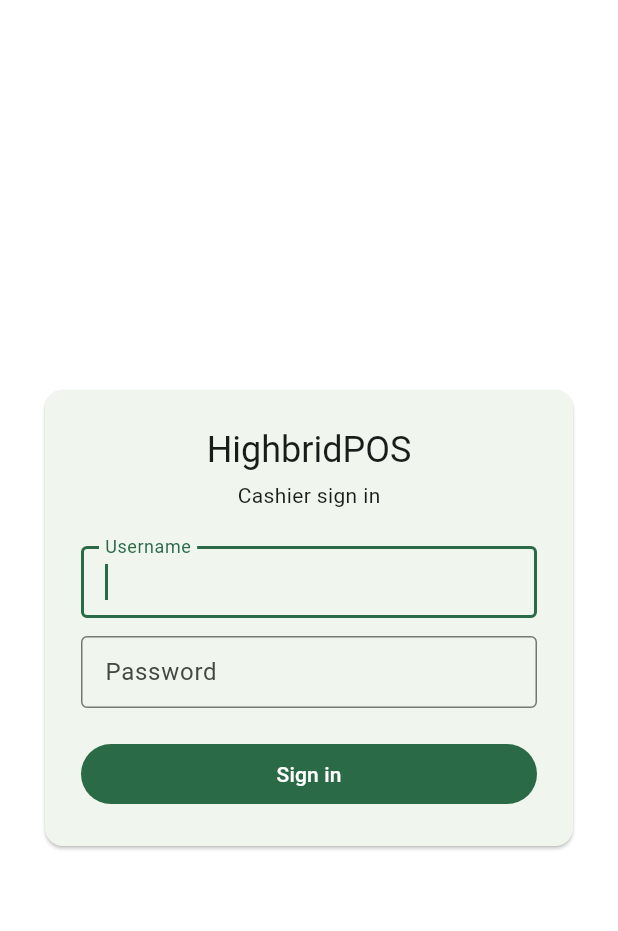
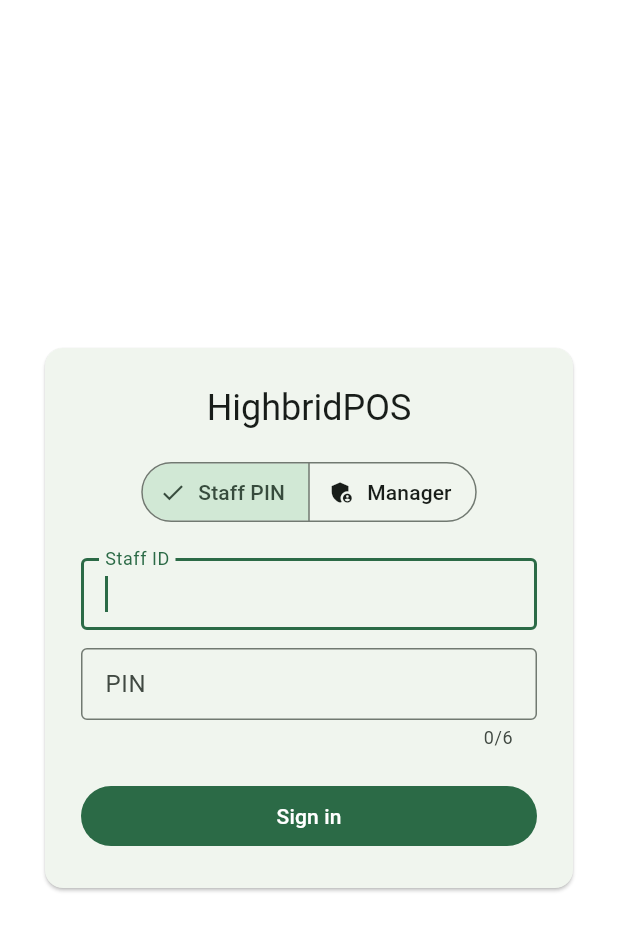
Before and after one commit to orarojack/HighbridPOS, a Flutter app: the screen it shows after launch, on a phone screen of 412 x 824 dp. Shown: the top 931 px of the screen. Run offline on Flutter 3.47's test engine with Material 3 defaults, Android fonts, the phone set to English and light mode, and no system bars; our stand-ins replace drift, flutter_riverpod, pdf, printing; missing offline and left inert: bcrypt; accounts and stored records are empty; generated files the repository leaves out were written again.

Commit message:
feat: add Staff ID + PIN login and forced PIN change
Co-Authored-By: Claude Opus 4.7 (1M context) <noreply@anthropic.com>

```diff
--- a/lib/app.dart
+++ b/lib/app.dart
@@ -4,6 +4,7 @@ import 'package:flutter_riverpod/flutter_riverpod.dart';
 
 import 'features/auth/auth_controller.dart';
 import 'features/auth/login_screen.dart';
+import 'features/auth/pin_change_screen.dart';
 import 'features/home_shell.dart';
 import 'shared/theme.dart';
 
@@ -13,11 +14,19 @@ class HighbridPosApp extends ConsumerWidget {
   @override
   Widget build(BuildContext context, WidgetRef ref) {
     final user = ref.watch(authControllerProvider);
+    final Widget home;
+    if (user == null) {
+      home = const LoginScreen();
+    } else if (user.forcePinChange) {
+      home = const PinChangeScreen();
+    } else {
+      home = const HomeShell();
+    }
     return MaterialApp(
       title: 'HighbridPOS',
       theme: buildAppTheme(),
       debugShowCheckedModeBanner: false,
-      home: user == null ? const LoginScreen() : const HomeShell(),
+      home: home,
     );
   }
 }
--- a/lib/data/repositories/auth_repository.dart
+++ b/lib/data/repositories/auth_repository.dart
@@ -120,5 +120,6 @@ class AuthRepository {
         fullName: row.fullName,
         role: UserRole.fromName(row.role),
         active: row.active,
+        forcePinChange: row.forcePinChange,
       );
 }
--- a/lib/domain/models.dart
+++ b/lib/domain/models.dart
@@ -17,6 +17,7 @@ class AppUser {
   final String fullName;
   final UserRole role;
   final bool active;
+  final bool forcePinChange;
 
   const AppUser({
     required this.id,
@@ -24,6 +25,7 @@ class AppUser {
     required this.fullName,
     required this.role,
     required this.active,
+    this.forcePinChange = false,
   });
 
   @override
@@ -34,10 +36,12 @@ class AppUser {
           username == other.username &&
           fullName == other.fullName &&
           role == other.role &&
-          active == other.active);
+          active == other.active &&
+          forcePinChange == other.forcePinChange);
 
   @override
-  int get hashCode => Object.hash(id, username, fullName, role, active);
+  int get hashCode =>
+      Object.hash(id, username, fullName, role, active, forcePinChange);
 }
 
 class Category {
--- a/lib/features/auth/login_screen.dart
+++ b/lib/features/auth/login_screen.dart
@@ -1,8 +1,13 @@
 // lib/features/auth/login_screen.dart
 import 'package:flutter/material.dart';
+import 'package:flutter/services.dart';
 import 'package:flutter_riverpod/flutter_riverpod.dart';
 
+import '../../data/repositories/auth_repository.dart';
 import 'auth_controller.dart';
+
+/// The two sign-in modes offered by the login screen.
+enum _LoginMode { staffPin, manager }
 
 class LoginScreen extends ConsumerStatefulWidget {
   const LoginScreen({super.key});
@@ -12,21 +17,72 @@ class LoginScreen extends ConsumerStatefulWidget {
 }
 
 class _LoginScreenState extends ConsumerState<LoginScreen> {
+  _LoginMode _mode = _LoginMode.staffPin;
+
+  // Staff PIN mode.
+  final _staffId = TextEditingController();
+  final _pin = TextEditingController();
+  final _pinFocus = FocusNode();
+
+  // Manager mode.
   final _username = TextEditingController();
   final _password = TextEditingController();
   final _passwordFocus = FocusNode();
+
   String? _error;
   bool _busy = false;
 
   @override
   void dispose() {
+    _staffId.dispose();
+    _pin.dispose();
+    _pinFocus.dispose();
     _username.dispose();
     _password.dispose();
     _passwordFocus.dispose();
     super.dispose();
   }
 
-  Future<void> _submit() async {
+  void _setMode(_LoginMode mode) {
+    setState(() {
+      _mode = mode;
+      _error = null;
+    });
+  }
+
+  Future<void> _submitPin() async {
+    setState(() {
+      _busy = true;
+      _error = null;
+    });
+    final result = await ref
+        .read(authControllerProvider.notifier)
+        .loginWithPin(_staffId.text, _pin.text);
+    if (!mounted) return;
+    setState(() {
+      _busy = false;
+      _error = _pinErrorFor(result);
+    });
+  }
+
+  String? _pinErrorFor(PinLoginResult result) {
+    switch (result.outcome) {
+      case PinLoginOutcome.ok:
+        return null;
+      case PinLoginOutcome.badCredentials:
+        return 'Incorrect Staff ID or PIN.';
+      case PinLoginOutcome.inactive:
+        return 'This account is inactive.';
+      case PinLoginOutcome.locked:
+        final until = result.lockedUntil;
+        if (until == null) return 'Account locked.';
+        final hh = until.hour.toString().padLeft(2, '0');
+        final mm = until.minute.toString().padLeft(2, '0');
+        return 'Account locked until $hh:$mm';
+    }
+  }
+
+  Future<void> _submitManager() async {
     setState(() {
       _busy = true;
       _error = null;
@@ -34,12 +90,11 @@ class _LoginScreenState extends ConsumerState<LoginScreen> {
     final error = await ref
         .read(authControllerProvider.notifier)
         .login(_username.text, _password.text);
-    if (mounted) {
-      setState(() {
-        _busy = false;
-        _error = error;
-      });
-    }
+    if (!mounted) return;
+    setState(() {
+      _busy = false;
+      _error = error;
+    });
   }
 
   @override
@@ -56,23 +111,28 @@ class _LoginScreenState extends ConsumerState<LoginScreen> {
                 children: [
                   Text('HighbridPOS',
                       style: Theme.of(context).textTheme.headlineSmall),
-                  const SizedBox(height: 4),
-                  const Text('Cashier sign in'),
-                  const SizedBox(height: 24),
-                  TextField(
-                    controller: _username,
-                    decoration: const InputDecoration(labelText: 'Username'),
-                    autofocus: true,
-                    onSubmitted: (_) => _passwordFocus.requestFocus(),
+                  const SizedBox(height: 16),
+                  SegmentedButton<_LoginMode>(
+                    segments: const [
+                      ButtonSegment(
+                        value: _LoginMode.staffPin,
+                        label: Text('Staff PIN'),
+                        icon: Icon(Icons.dialpad),
+                      ),
+                      ButtonSegment(
+                        value: _LoginMode.manager,
+                        label: Text('Manager'),
+                        icon: Icon(Icons.admin_panel_settings),
+                      ),
+                    ],
+                    selected: {_mode},
+                    onSelectionChanged: (s) => _setMode(s.first),
                   ),
-                  const SizedBox(height: 12),
-                  TextField(
-                    controller: _password,
-                    focusNode: _passwordFocus,
-                    decoration: const InputDecoration(labelText: 'Password'),
-                    obscureText: true,
-                    onSubmitted: (_) => _submit(),
-                  ),
+                  const SizedBox(height: 20),
+                  if (_mode == _LoginMode.staffPin)
+                    ..._staffPinFields()
+                  else
+                    ..._managerFields(),
                   if (_error != null) ...[
                     const SizedBox(height: 12),
                     Text(_error!,
@@ -83,7 +143,11 @@ class _LoginScreenState extends ConsumerState<LoginScreen> {
                   SizedBox(
                     width: double.infinity,
                     child: FilledButton(
-                      onPressed: _busy ? null : _submit,
+                      onPressed: _busy
+                          ? null
+                          : (_mode == _LoginMode.staffPin
+                              ? _submitPin
+                              : _submitManager),
                       child: _busy
                           ? const SizedBox(
                               height: 18,
@@ -100,4 +164,42 @@ class _LoginScreenState extends ConsumerState<LoginScreen> {
       ),
     );
   }
+
+  List<Widget> _staffPinFields() => [
+        TextField(
+          controller: _staffId,
+          decoration: const InputDecoration(labelText: 'Staff ID'),
+          autofocus: true,
+          textCapitalization: TextCapitalization.characters,
+          onSubmitted: (_) => _pinFocus.requestFocus(),
+        ),
+        const SizedBox(height: 12),
+        TextField(
+          controller: _pin,
+          focusNode: _pinFocus,
+          decoration: const InputDecoration(labelText: 'PIN'),
+          obscureText: true,
+          keyboardType: TextInputType.number,
+          maxLength: 6,
+          inputFormatters: [FilteringTextInputFormatter.digitsOnly],
+          onSubmitted: (_) => _submitPin(),
+        ),
+      ];
+
+  List<Widget> _managerFields() => [
+        TextField(
+          controller: _username,
+          decoration: const InputDecoration(labelText: 'Username'),
+          autofocus: true,
+          onSubmitted: (_) => _passwordFocus.requestFocus(),
+        ),
+        const SizedBox(height: 12),
+        TextField(
+          controller: _password,
+          focusNode: _passwordFocus,
+          decoration: const InputDecoration(labelText: 'Password'),
+          obscureText: true,
+          onSubmitted: (_) => _submitManager(),
+        ),
+      ];
 }
```
Also changed, not shown: lib/features/auth/auth_controller.dart (+28 -0 lines), lib/features/auth/pin_change_screen.dart (added, +158 -0 lines), 2 other files.
